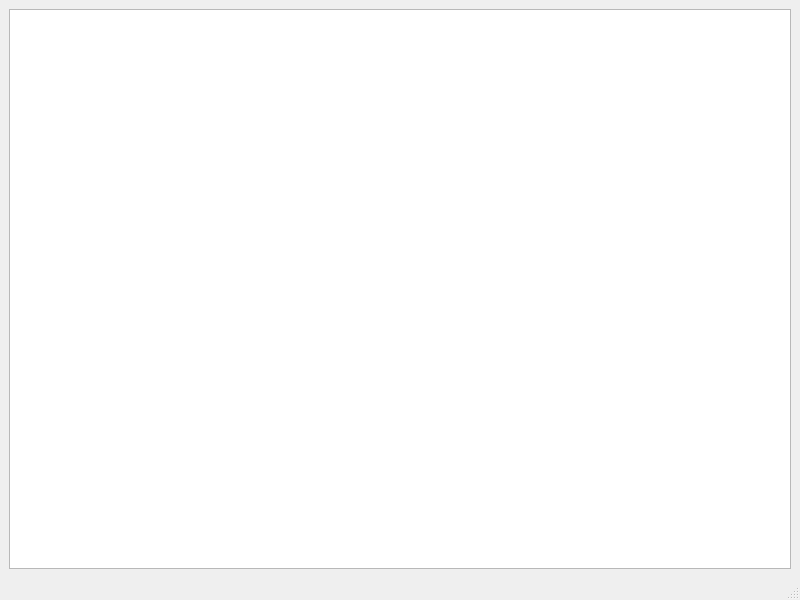
The window that mainwindow.ui (BLumia/pineapple-chapter-tool) describes before a commit, drawn with Qt 5.
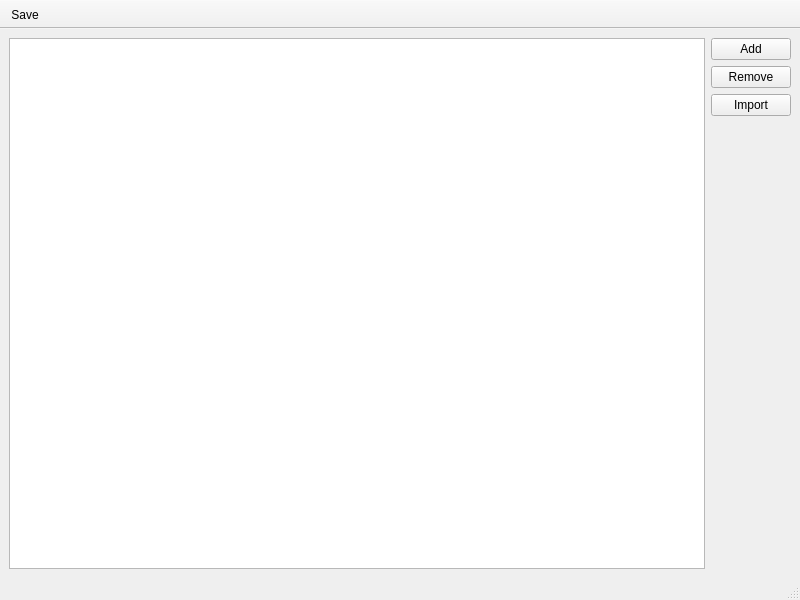
The same window after the commit.

```diff
--- a/mainwindow.ui
+++ b/mainwindow.ui
@@ -16,14 +16,56 @@
   <widget class="QWidget" name="centralwidget">
    <layout class="QVBoxLayout" name="verticalLayout">
     <item>
-     <widget class="QTreeView" name="treeView">
-      <property name="editTriggers">
-       <set>QAbstractItemView::NoEditTriggers</set>
-      </property>
-      <attribute name="headerStretchLastSection">
-       <bool>false</bool>
-      </attribute>
-     </widget>
+     <layout class="QHBoxLayout" name="horizontalLayout_2">
+      <item>
+       <widget class="QTreeView" name="treeView">
+        <property name="editTriggers">
+         <set>QAbstractItemView::NoEditTriggers</set>
+        </property>
+        <attribute name="headerStretchLastSection">
+         <bool>false</bool>
+        </attribute>
+       </widget>
+      </item>
+      <item>
+       <layout class="QVBoxLayout" name="verticalLayout_2">
+        <item>
+         <widget class="QPushButton" name="appendChapterBtn">
+          <property name="text">
+           <string>Add</string>
+          </property>
+         </widget>
+        </item>
+        <item>
+         <widget class="QPushButton" name="removeBtn">
+          <property name="text">
+           <string>Remove</string>
+          </property>
+         </widget>
+        </item>
+        <item>
+         <widget class="QPushButton" name="importBtn">
+          <property name="text">
+           <string>Import</string>
+          </property>
+         </widget>
+        </item>
+        <item>
+         <spacer name="verticalSpacer">
+          <property name="orientation">
+           <enum>Qt::Vertical</enum>
+          </property>
+          <property name="sizeHint" stdset="0">
+           <size>
+            <width>20</width>
+            <height>40</height>
+           </size>
+          </property>
+         </spacer>
+        </item>
+       </layout>
+      </item>
+     </layout>
     </item>
    </layout>
   </widget>
@@ -38,6 +80,38 @@
    </property>
   </widget>
   <widget class="QStatusBar" name="statusbar"/>
+  <widget class="QToolBar" name="toolBar">
+   <property name="windowTitle">
+    <string>toolBar</string>
+   </property>
+   <property name="movable">
+    <bool>false</bool>
+   </property>
+   <property name="toolButtonStyle">
+    <enum>Qt::ToolButtonTextUnderIcon</enum>
+   </property>
+   <property name="floatable">
+    <bool>false</bool>
+   </property>
+   <attribute name="toolBarArea">
+    <enum>TopToolBarArea</enum>
+   </attribute>
+   <attribute name="toolBarBreak">
+    <bool>false</bool>
+   </attribute>
+   <addaction name="actionSave"/>
+  </widget>
+  <action name="actionSave">
+   <property name="text">
+    <string>Save</string>
+   </property>
+   <property name="toolTip">
+    <string>Save to file</string>
+   </property>
+   <property name="shortcut">
+    <string>Ctrl+S</string>
+   </property>
+  </action>
  </widget>
  <resources/>
  <connections/>
```
Left out of the diff: 3 changed lines with no effect on the pictures.
